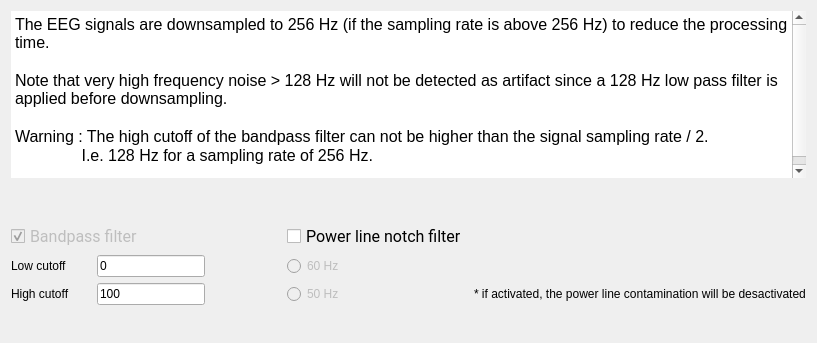
Above: tools/CEAMSTools/DetectArtifacts/FilterSignalsStep/Ui_FilterSignalsStep.ui from SnoozToolbox/snooz-package-ceams before the change. Below: the same form after it.
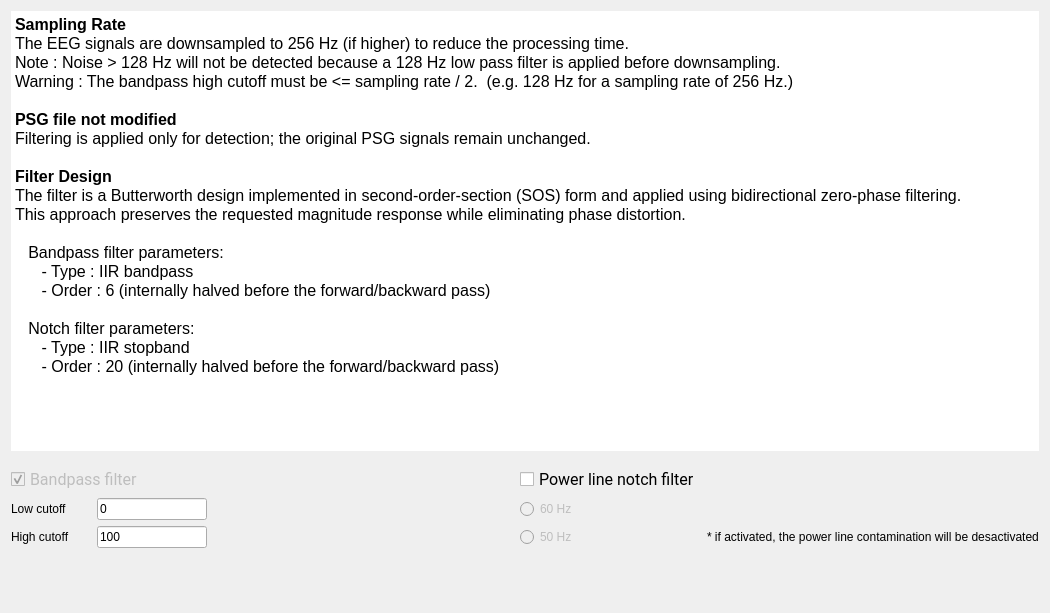
That is the form after the change.

Commit message: Update UI and documentation for artifact detection tool to enhance clarity and usability

Diff of the .ui file:
```diff
--- a/tools/CEAMSTools/DetectArtifacts/FilterSignalsStep/Ui_FilterSignalsStep.ui
+++ b/tools/CEAMSTools/DetectArtifacts/FilterSignalsStep/Ui_FilterSignalsStep.ui
@@ -6,8 +6,8 @@
    <rect>
     <x>0</x>
     <y>0</y>
-    <width>817</width>
-    <height>343</height>
+    <width>1050</width>
+    <height>613</height>
    </rect>
   </property>
   <property name="windowTitle">
@@ -19,11 +19,20 @@
   <property name="styleSheet">
    <string notr="true">font: 12pt &quot;Roboto&quot;;</string>
   </property>
-  <layout class="QHBoxLayout" name="horizontalLayout">
+  <layout class="QVBoxLayout" name="verticalLayout_2">
    <item>
     <layout class="QVBoxLayout" name="verticalLayout">
+     <property name="sizeConstraint">
+      <enum>QLayout::SizeConstraint::SetFixedSize</enum>
+     </property>
      <item>
       <widget class="QTextBrowser" name="textBrowser">
+       <property name="maximumSize">
+        <size>
+         <width>16777215</width>
+         <height>440</height>
+        </size>
+       </property>
        <property name="frameShape">
         <enum>QFrame::Shape::NoFrame</enum>
        </property>
@@ -41,12 +50,25 @@
 li.unchecked::marker { content: &quot;\2610&quot;; }
 li.checked::marker { content: &quot;\2612&quot;; }
 &lt;/style&gt;&lt;/head&gt;&lt;body style=&quot; font-family:'Roboto'; font-size:12pt; font-weight:400; font-style:normal;&quot;&gt;
-&lt;p style=&quot; margin-top:0px; margin-bottom:0px; margin-left:0px; margin-right:0px; -qt-block-indent:0; text-indent:0px;&quot;&gt;The EEG signals are downsampled to 256 Hz (if the sampling rate is above 256 Hz) to reduce the processing time.&lt;/p&gt;
+&lt;p style=&quot; margin-top:0px; margin-bottom:0px; margin-left:0px; margin-right:0px; -qt-block-indent:0; text-indent:0px;&quot;&gt;&lt;span style=&quot; font-weight:700;&quot;&gt;Sampling Rate&lt;/span&gt;&lt;/p&gt;
+&lt;p style=&quot; margin-top:0px; margin-bottom:0px; margin-left:0px; margin-right:0px; -qt-block-indent:0; text-indent:0px;&quot;&gt;The EEG signals are downsampled to 256 Hz (if higher) to reduce the processing time.&lt;/p&gt;
+&lt;p style=&quot; margin-top:0px; margin-bottom:0px; margin-left:0px; margin-right:0px; -qt-block-indent:0; text-indent:0px;&quot;&gt;Note : Noise &amp;gt; 128 Hz will not be detected because a 128 Hz low pass filter is applied before downsampling.&lt;/p&gt;
+&lt;p style=&quot; margin-top:0px; margin-bottom:0px; margin-left:0px; margin-right:0px; -qt-block-indent:0; text-indent:0px;&quot;&gt;Warning : The bandpass high cutoff must be &amp;lt;= sampling rate / 2.  (e.g. 128 Hz for a sampling rate of 256 Hz.)&lt;/p&gt;
 &lt;p style=&quot;-qt-paragraph-type:empty; margin-top:0px; margin-bottom:0px; margin-left:0px; margin-right:0px; -qt-block-indent:0; text-indent:0px;&quot;&gt;&lt;br /&gt;&lt;/p&gt;
-&lt;p style=&quot; margin-top:0px; margin-bottom:0px; margin-left:0px; margin-right:0px; -qt-block-indent:0; text-indent:0px;&quot;&gt;Note that very high frequency noise &amp;gt; 128 Hz will not be detected as artifact since a 128 Hz low pass filter is applied before downsampling.&lt;/p&gt;
+&lt;p style=&quot; margin-top:0px; margin-bottom:0px; margin-left:0px; margin-right:0px; -qt-block-indent:0; text-indent:0px;&quot;&gt;&lt;span style=&quot; font-weight:700;&quot;&gt;PSG file not modified&lt;/span&gt;&lt;/p&gt;
+&lt;p style=&quot; margin-top:0px; margin-bottom:0px; margin-left:0px; margin-right:0px; -qt-block-indent:0; text-indent:0px;&quot;&gt;Filtering is applied only for detection; the original PSG signals remain unchanged.&lt;/p&gt;
 &lt;p style=&quot;-qt-paragraph-type:empty; margin-top:0px; margin-bottom:0px; margin-left:0px; margin-right:0px; -qt-block-indent:0; text-indent:0px;&quot;&gt;&lt;br /&gt;&lt;/p&gt;
-&lt;p style=&quot; margin-top:0px; margin-bottom:0px; margin-left:0px; margin-right:0px; -qt-block-indent:0; text-indent:0px;&quot;&gt;Warning : The high cutoff of the bandpass filter can not be higher than the signal sampling rate / 2.  &lt;/p&gt;
-&lt;p style=&quot; margin-top:0px; margin-bottom:0px; margin-left:0px; margin-right:0px; -qt-block-indent:0; text-indent:0px;&quot;&gt;               I.e. 128 Hz for a sampling rate of 256 Hz.&lt;/p&gt;
+&lt;p style=&quot; margin-top:0px; margin-bottom:0px; margin-left:0px; margin-right:0px; -qt-block-indent:0; text-indent:0px;&quot;&gt;&lt;span style=&quot; font-weight:700;&quot;&gt;Filter Design&lt;/span&gt;&lt;/p&gt;
+&lt;p style=&quot; margin-top:0px; margin-bottom:0px; margin-left:0px; margin-right:0px; -qt-block-indent:0; text-indent:0px;&quot;&gt;The filter is a Butterworth design implemented in second-order-section (SOS) form and applied using bidirectional zero-phase filtering. &lt;/p&gt;
+&lt;p style=&quot; margin-top:0px; margin-bottom:0px; margin-left:0px; margin-right:0px; -qt-block-indent:0; text-indent:0px;&quot;&gt;This approach preserves the requested magnitude response while eliminating phase distortion.&lt;/p&gt;
+&lt;p style=&quot;-qt-paragraph-type:empty; margin-top:0px; margin-bottom:0px; margin-left:0px; margin-right:0px; -qt-block-indent:0; text-indent:0px;&quot;&gt;&lt;br /&gt;&lt;/p&gt;
+&lt;p style=&quot; margin-top:0px; margin-bottom:0px; margin-left:0px; margin-right:0px; -qt-block-indent:0; text-indent:0px;&quot;&gt;   Bandpass filter parameters:&lt;/p&gt;
+&lt;p style=&quot; margin-top:0px; margin-bottom:0px; margin-left:0px; margin-right:0px; -qt-block-indent:0; text-indent:0px;&quot;&gt;      - Type : IIR bandpass&lt;/p&gt;
+&lt;p style=&quot; margin-top:0px; margin-bottom:0px; margin-left:0px; margin-right:0px; -qt-block-indent:0; text-indent:0px;&quot;&gt;      - Order : 6 (internally halved before the forward/backward pass)&lt;/p&gt;
+&lt;p style=&quot;-qt-paragraph-type:empty; margin-top:0px; margin-bottom:0px; margin-left:0px; margin-right:0px; -qt-block-indent:0; text-indent:0px;&quot;&gt;&lt;br /&gt;&lt;/p&gt;
+&lt;p style=&quot; margin-top:0px; margin-bottom:0px; margin-left:0px; margin-right:0px; -qt-block-indent:0; text-indent:0px;&quot;&gt;   Notch filter parameters:&lt;/p&gt;
+&lt;p style=&quot; margin-top:0px; margin-bottom:0px; margin-left:0px; margin-right:0px; -qt-block-indent:0; text-indent:0px;&quot;&gt;      - Type : IIR stopband&lt;/p&gt;
+&lt;p style=&quot; margin-top:0px; margin-bottom:0px; margin-left:0px; margin-right:0px; -qt-block-indent:0; text-indent:0px;&quot;&gt;      - Order : 20 (internally halved before the forward/backward pass)&lt;/p&gt;
 &lt;p style=&quot;-qt-paragraph-type:empty; margin-top:0px; margin-bottom:0px; margin-left:0px; margin-right:0px; -qt-block-indent:0; text-indent:0px;&quot;&gt;&lt;br /&gt;&lt;/p&gt;&lt;/body&gt;&lt;/html&gt;</string>
        </property>
       </widget>
@@ -57,18 +79,21 @@
         <enum>Qt::Orientation::Vertical</enum>
        </property>
        <property name="sizeType">
-        <enum>QSizePolicy::Policy::Minimum</enum>
+        <enum>QSizePolicy::Policy::Fixed</enum>
        </property>
        <property name="sizeHint" stdset="0">
         <size>
          <width>20</width>
-         <height>40</height>
+         <height>10</height>
         </size>
        </property>
       </spacer>
      </item>
      <item>
       <layout class="QGridLayout" name="gridLayout">
+       <property name="sizeConstraint">
+        <enum>QLayout::SizeConstraint::SetFixedSize</enum>
+       </property>
        <item row="0" column="3">
         <widget class="QCheckBox" name="notch_checkBox">
          <property name="font">
@@ -223,6 +248,9 @@
        <property name="orientation">
         <enum>Qt::Orientation::Vertical</enum>
        </property>
+       <property name="sizeType">
+        <enum>QSizePolicy::Policy::Minimum</enum>
+       </property>
        <property name="sizeHint" stdset="0">
         <size>
          <width>20</width>
```
The commit also changes 2 other files.
